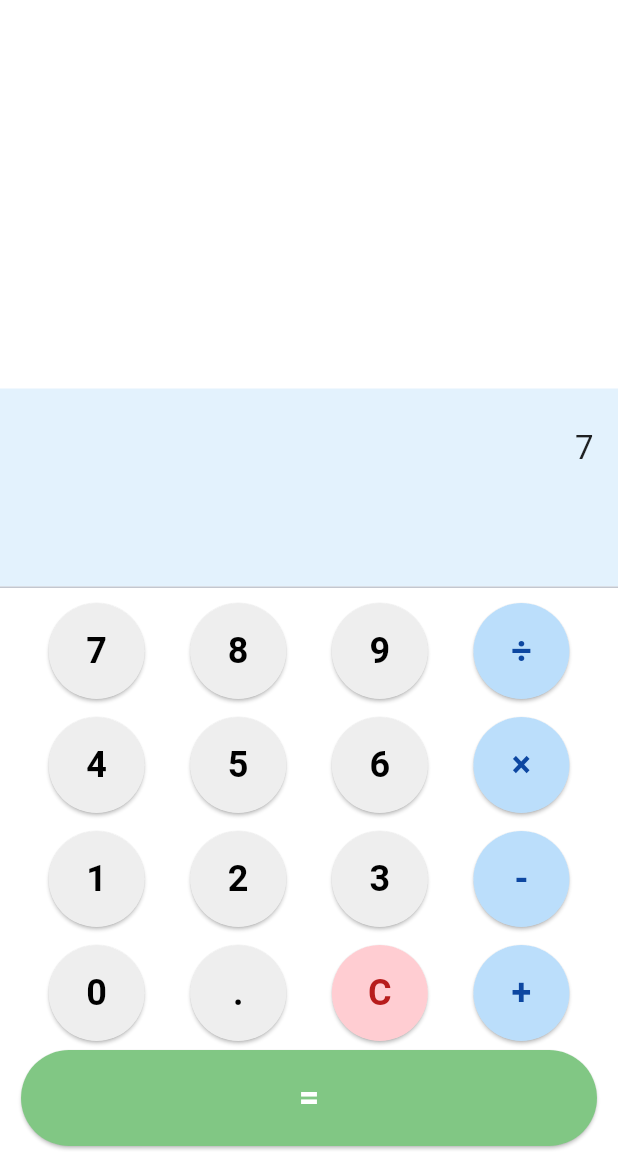
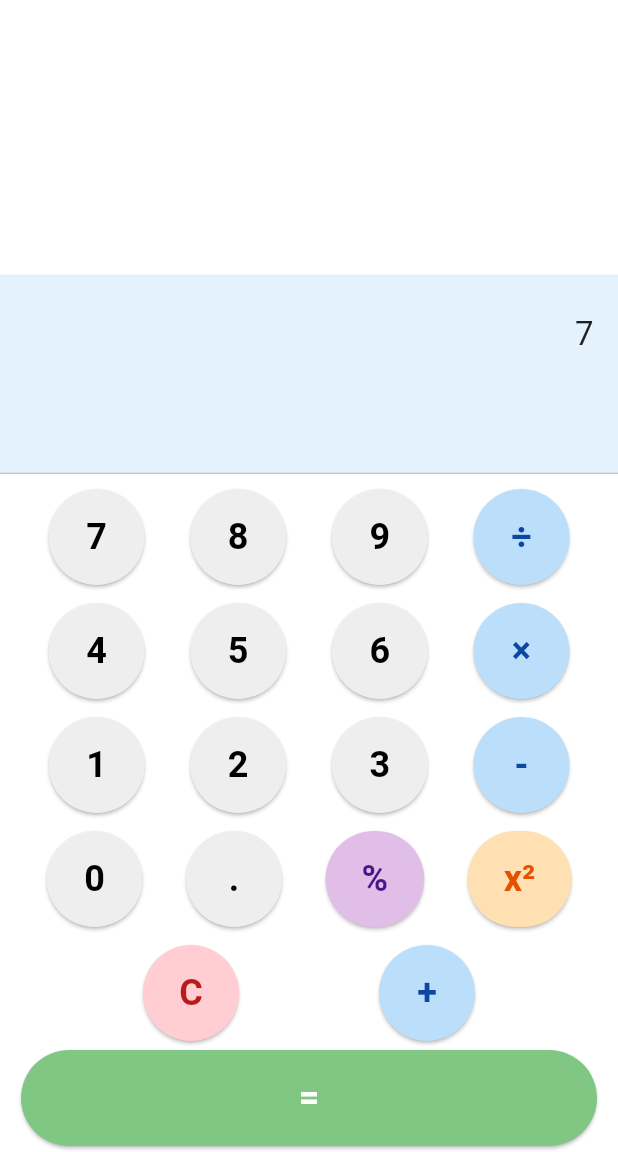
Before and after one commit to johnlennier04/flutter-calculator, a Flutter app: the screen it shows after launch, after a tap on an icon or button, on a phone screen of 412 x 824 dp, the part 84-1236 px from its top. Run offline on Flutter 3.47's test engine with Material 3 defaults, Android fonts, the phone set to English and light mode, and no system bars; missing offline and left inert: expressions.

Commit message:
Added squaring function

```diff
--- a/lib/main.dart
+++ b/lib/main.dart
@@ -45,9 +45,19 @@ class _CalculatorState extends State<Calculator> {
         _error = false;
       } else if (value == '=') {
         try {
-          final exp = Expression.parse(_expression.replaceAll('×', '*').replaceAll('÷', '/'));
+          String expr = _expression.replaceAll('×', '*').replaceAll('÷', '/');
+          // Handle squaring: replace any number followed by ^2 with pow(number, 2)
+          expr = expr.replaceAllMapped(RegExp(r'(\d+(?:\.\d+)?)\^2'), (match) {
+            return 'pow(${match.group(1)},2)';
+          });
+          // Handle modulo: replace a % b with (a % b)
+          expr = expr.replaceAllMapped(RegExp(r'(\d+(?:\.\d+)?)%((?:\d+(?:\.\d+)?))'), (match) {
+            return '(${match.group(1)} % ${match.group(2)})';
+          });
+          final exp = Expression.parse(expr);
           final evaluator = const ExpressionEvaluator();
-          final evalResult = evaluator.eval(exp, {});
+          final context = {'pow': (num x, num y) => x == null || y == null ? null : x is int && y is int ? x.toDouble().pow(y) : x is double ? x.pow(y) : x is num ? x.toDouble().pow(y) : null};
+          final evalResult = evaluator.eval(exp, context);
           _result = evalResult.toString();
           _accumulator = _expression + ' = ' + _result;
           _expression = _result;
@@ -56,6 +66,14 @@ class _CalculatorState extends State<Calculator> {
           _result = 'Error';
           _accumulator = _expression + ' = Error';
           _error = true;
+        }
+      } else if (value == 'x²') {
+        if (_expression.isNotEmpty && !_error) {
+          // Only append ^2 if last char is a digit or decimal
+          if (RegExp(r'[0-9.]$').hasMatch(_expression)) {
+            _expression += '^2';
+            _accumulator = _expression;
+          }
         }
       } else {
         if (_error) {
@@ -165,6 +183,13 @@ class _CalculatorState extends State<Calculator> {
                     children: [
                       _buildButton('0'),
                       _buildButton('.'),
+                      _buildButton('%', color: Colors.purple[100], textColor: Colors.purple[900]),
+                      _buildButton('x²', color: Colors.orange[100], textColor: Colors.orange[900]),
+                    ],
+                  ),
+                  Row(
+                    mainAxisAlignment: MainAxisAlignment.spaceEvenly,
+                    children: [
                       _buildButton('C', color: Colors.red[100], textColor: Colors.red[900]),
                       _buildButton('+', color: Colors.blue[100], textColor: Colors.blue[900]),
                     ],
```
